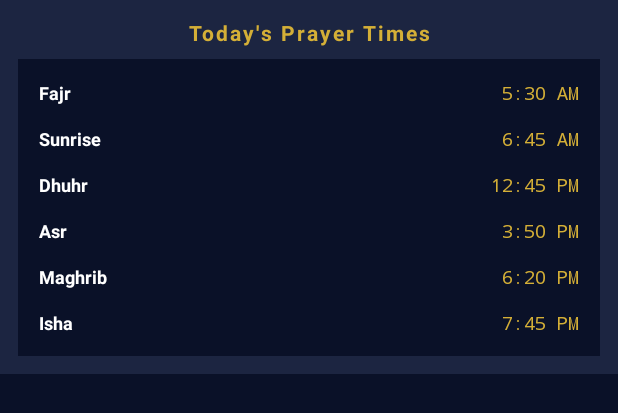
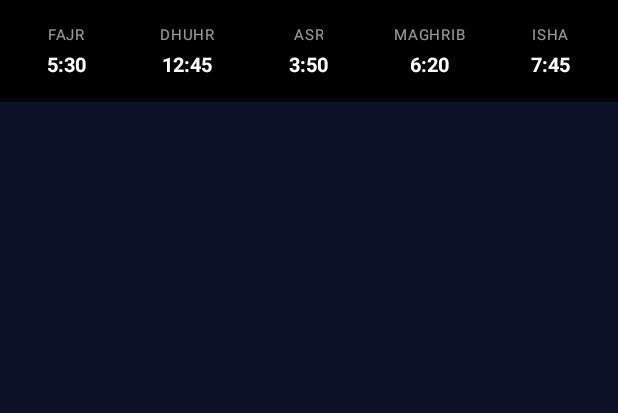
Before and after one commit to taslimmuhammed/qibla_finder, an Android app built with Jetpack Compose: the layout notification_prayer_times.xml on its own in the app's theme, with its tools: preview values and no code run, on a phone screen of 412 x 824 dp. Shown: the top 413 px of the screen. Run offline under Robolectric (Android 15) with nearby library versions, the phone set to English and light mode, and no system bars.

Commit message:
notification perfect

```diff
--- a/app/build.gradle.kts
+++ b/app/build.gradle.kts
@@ -22,7 +22,8 @@ android {
 
     buildTypes {
         release {
-            isMinifyEnabled = false
+            isMinifyEnabled = true
+            isShrinkResources = true
             proguardFiles(
                 getDefaultProguardFile("proguard-android-optimize.txt"),
                 "proguard-rules.pro"
--- a/app/src/main/java/com/example/qiblafinder/Prayertimesnotificationservice.kt
+++ b/app/src/main/java/com/example/qiblafinder/Prayertimesnotificationservice.kt
@@ -113,7 +113,6 @@ class PrayerTimesNotificationService : Service() {
             updateNotificationLayout(notificationLayout, location, madhab, calculationMethod)
         } else {
             // Show placeholder
-            notificationLayout.setTextViewText(R.id.notification_title, "Prayer Times")
             notificationLayout.setTextViewText(R.id.fajr_time, "—")
             notificationLayout.setTextViewText(R.id.dhuhr_time, "—")
             notificationLayout.setTextViewText(R.id.asr_time, "—")
@@ -147,40 +146,44 @@ class PrayerTimesNotificationService : Service() {
         params.madhab = madhab
 
         val prayerTimes = PrayerTimes(coordinates, date, params)
-        val timeFormat = SimpleDateFormat("h:mm a", Locale.getDefault())
-        val currentPrayer = prayerTimes.currentPrayer()
+        val timeFormat = SimpleDateFormat("h:mm", Locale.getDefault())
         val nextPrayer = prayerTimes.nextPrayer()
-
-        // Set title
-        layout.setTextViewText(R.id.notification_title, "Today's Prayer Times")
 
         // Set prayer times
         layout.setTextViewText(R.id.fajr_time, timeFormat.format(prayerTimes.fajr))
-        layout.setTextViewText(R.id.sunrise_time, timeFormat.format(prayerTimes.sunrise))
         layout.setTextViewText(R.id.dhuhr_time, timeFormat.format(prayerTimes.dhuhr))
         layout.setTextViewText(R.id.asr_time, timeFormat.format(prayerTimes.asr))
         layout.setTextViewText(R.id.maghrib_time, timeFormat.format(prayerTimes.maghrib))
         layout.setTextViewText(R.id.isha_time, timeFormat.format(prayerTimes.isha))
 
-        // Reset all backgrounds to default
-        layout.setInt(R.id.fajr_container, "setBackgroundColor", android.graphics.Color.TRANSPARENT)
-        layout.setInt(R.id.sunrise_container, "setBackgroundColor", android.graphics.Color.TRANSPARENT)
-        layout.setInt(R.id.dhuhr_container, "setBackgroundColor", android.graphics.Color.TRANSPARENT)
-        layout.setInt(R.id.asr_container, "setBackgroundColor", android.graphics.Color.TRANSPARENT)
-        layout.setInt(R.id.maghrib_container, "setBackgroundColor", android.graphics.Color.TRANSPARENT)
-        layout.setInt(R.id.isha_container, "setBackgroundColor", android.graphics.Color.TRANSPARENT)
+        // Prayer data: container ID, label ID, time ID
+        data class PrayerViewIds(val container: Int, val label: Int, val time: Int)
+        val prayerViews = mapOf(
+            Prayer.FAJR to PrayerViewIds(R.id.fajr_container, R.id.fajr_label, R.id.fajr_time),
+            Prayer.DHUHR to PrayerViewIds(R.id.dhuhr_container, R.id.dhuhr_label, R.id.dhuhr_time),
+            Prayer.ASR to PrayerViewIds(R.id.asr_container, R.id.asr_label, R.id.asr_time),
+            Prayer.MAGHRIB to PrayerViewIds(R.id.maghrib_container, R.id.maghrib_label, R.id.maghrib_time),
+            Prayer.ISHA to PrayerViewIds(R.id.isha_container, R.id.isha_label, R.id.isha_time)
+        )
 
-        // Highlight next prayer with cyan color
-        nextPrayer?.let { prayer ->
-            val highlightColor = android.graphics.Color.parseColor("#3300D9FF") // Cyan with transparency
-            when (prayer) {
-                Prayer.FAJR -> layout.setInt(R.id.fajr_container, "setBackgroundColor", highlightColor)
-                Prayer.SUNRISE -> layout.setInt(R.id.sunrise_container, "setBackgroundColor", highlightColor)
-                Prayer.DHUHR -> layout.setInt(R.id.dhuhr_container, "setBackgroundColor", highlightColor)
-                Prayer.ASR -> layout.setInt(R.id.asr_container, "setBackgroundColor", highlightColor)
-                Prayer.MAGHRIB -> layout.setInt(R.id.maghrib_container, "setBackgroundColor", highlightColor)
-                Prayer.ISHA -> layout.setInt(R.id.isha_container, "setBackgroundColor", highlightColor)
-                else -> {}
+        val defaultLabelColor = android.graphics.Color.parseColor("#99FFFFFF")
+        val defaultTimeColor = android.graphics.Color.parseColor("#FFFFFFFF")
+        val highlightGold = android.graphics.Color.parseColor("#FFD4AF37")
+
+        // Reset all containers and apply highlight to next prayer
+        for ((prayer, ids) in prayerViews) {
+            val isNext = nextPrayer == prayer
+            // If next prayer is SUNRISE, highlight Dhuhr instead
+            val isHighlighted = isNext || (nextPrayer == Prayer.SUNRISE && prayer == Prayer.DHUHR)
+
+            if (isHighlighted) {
+                layout.setInt(ids.container, "setBackgroundResource", R.drawable.notification_highlight_bg)
+                layout.setTextColor(ids.label, highlightGold)
+                layout.setTextColor(ids.time, highlightGold)
+            } else {
+                layout.setInt(ids.container, "setBackgroundColor", android.graphics.Color.TRANSPARENT)
+                layout.setTextColor(ids.label, defaultLabelColor)
+                layout.setTextColor(ids.time, defaultTimeColor)
             }
         }
     }
--- /dev/null
+++ b/app/src/main/res/drawable/notification_highlight_bg.xml
@@ -0,0 +1,9 @@
+<?xml version="1.0" encoding="utf-8"?>
+<shape xmlns:android="http://schemas.android.com/apk/res/android"
+    android:shape="rectangle">
+    <solid android:color="#3300BFA5"/>
+    <corners android:radius="8dp"/>
+    <stroke
+        android:width="1dp"
+        android:color="#6600BFA5"/>
+</shape>
--- a/app/src/main/res/layout/notification_prayer_times.xml
+++ b/app/src/main/res/layout/notification_prayer_times.xml
@@ -2,202 +2,199 @@
 <LinearLayout xmlns:android="http://schemas.android.com/apk/res/android"
     android:layout_width="match_parent"
     android:layout_height="wrap_content"
-    android:orientation="vertical"
-    android:background="#FF1C2541"
-    android:padding="12dp">
+    android:orientation="horizontal"
+    android:background="#FF000000"
+    android:paddingLeft="4dp"
+    android:paddingRight="4dp"
+    android:paddingTop="10dp"
+    android:paddingBottom="10dp"
+    android:baselineAligned="false">
 
-    <!-- Title -->
+    <!-- Hidden title (kept for code compatibility) -->
     <TextView
         android:id="@+id/notification_title"
-        android:layout_width="match_parent"
-        android:layout_height="wrap_content"
-        android:text="Today's Prayer Times"
-        android:textColor="#FFD4AF37"
-        android:textSize="14sp"
-        android:textStyle="bold"
-        android:letterSpacing="0.1"
-        android:layout_marginBottom="8dp"
-        android:gravity="center"/>
+        android:layout_width="0dp"
+        android:layout_height="0dp"
+        android:visibility="gone"/>
 
-    <!-- Prayer Times Grid -->
-    <LinearLayout
-        android:layout_width="match_parent"
-        android:layout_height="wrap_content"
-        android:orientation="vertical"
-        android:background="#FF0A1128"
-        android:padding="8dp">
-
-        <!-- Fajr -->
+    <!-- Fajr Column -->
     <LinearLayout
         android:id="@+id/fajr_container"
-            android:layout_width="match_parent"
-            android:layout_height="wrap_content"
-            android:orientation="horizontal"
-            android:padding="6dp"
-            android:gravity="center_vertical">
-
-            <TextView
         android:layout_width="0dp"
         android:layout_height="wrap_content"
         android:layout_weight="1"
+        android:orientation="vertical"
+        android:gravity="center"
+        android:paddingTop="6dp"
+        android:paddingBottom="6dp"
+        android:layout_marginLeft="2dp"
+        android:layout_marginRight="2dp">
+
+        <TextView
+            android:id="@+id/fajr_label"
+            android:layout_width="wrap_content"
+            android:layout_height="wrap_content"
             android:text="Fajr"
-                android:textColor="#FFFFFFFF"
-                android:textSize="12sp"
-                android:textStyle="bold"/>
+            android:textColor="#99FFFFFF"
+            android:textSize="10sp"
+            android:textAllCaps="true"
+            android:letterSpacing="0.05"
+            android:gravity="center"/>
 
         <TextView
             android:id="@+id/fajr_time"
             android:layout_width="wrap_content"
             android:layout_height="wrap_content"
-                android:text="5:30 AM"
-                android:textColor="#FFD4AF37"
-                android:textSize="12sp"
-                android:fontFamily="monospace"/>
+            android:text="5:30"
+            android:textColor="#FFFFFFFF"
+            android:textSize="13sp"
+            android:textStyle="bold"
+            android:layout_marginTop="3dp"
+            android:gravity="center"/>
     </LinearLayout>
 
-        <!-- Sunrise -->
+    <!-- Dhuhr Column -->
     <LinearLayout
-            android:id="@+id/sunrise_container"
-            android:layout_width="match_parent"
-            android:layout_height="wrap_content"
-            android:orientation="horizontal"
-            android:padding="6dp"
-            android:layout_marginTop="2dp"
-            android:gravity="center_vertical">
-
-            <TextView
+        android:id="@+id/dhuhr_container"
         android:layout_width="0dp"
         android:layout_height="wrap_content"
         android:layout_weight="1"
-                android:text="Sunrise"
-                android:textColor="#FFFFFFFF"
-                android:textSize="12sp"
-                android:textStyle="bold"/>
+        android:orientation="vertical"
+        android:gravity="center"
+        android:paddingTop="6dp"
+        android:paddingBottom="6dp"
+        android:layout_marginLeft="2dp"
+        android:layout_marginRight="2dp">
 
         <TextView
-                android:id="@+id/sunrise_time"
+            android:id="@+id/dhuhr_label"
             android:layout_width="wrap_content"
             android:layout_height="wrap_content"
-                android:text="6:45 AM"
-                android:textColor="#FFD4AF37"
-                android:textSize="12sp"
-                android:fontFamily="monospace"/>
-        </LinearLayout>
-
-        <!-- Dhuhr -->
-        <LinearLayout
-            android:id="@+id/dhuhr_container"
-            android:layout_width="match_parent"
-            android:layout_height="wrap_content"
-            android:orientation="horizontal"
-            android:padding="6dp"
-            android:layout_marginTop="2dp"
-            android:gravity="center_vertical">
-
-            <TextView
-                android:layout_width="0dp"
-                android:layout_height="wrap_content"
-                android:layout_weight="1"
             android:text="Dhuhr"
-                android:textColor="#FFFFFFFF"
-                android:textSize="12sp"
-                android:textStyle="bold"/>
+            android:textColor="#99FFFFFF"
+            android:textSize="10sp"
+            android:textAllCaps="true"
+            android:letterSpacing="0.05"
+            android:gravity="center"/>
 
         <TextView
             android:id="@+id/dhuhr_time"
             android:layout_width="wrap_content"
             android:layout_height="wrap_content"
-                android:text="12:45 PM"
-                android:textColor="#FFD4AF37"
-                android:textSize="12sp"
-                android:fontFamily="monospace"/>
+            android:text="12:45"
+            android:textColor="#FFFFFFFF"
+            android:textSize="13sp"
+            android:textStyle="bold"
+            android:layout_marginTop="3dp"
+            android:gravity="center"/>
     </LinearLayout>
 
-        <!-- Asr -->
+    <!-- Asr Column -->
     <LinearLayout
         android:id="@+id/asr_container"
-            android:layout_width="match_parent"
-            android:layout_height="wrap_content"
-            android:orientation="horizontal"
-            android:padding="6dp"
-            android:layout_marginTop="2dp"
-            android:gravity="center_vertical">
-
-            <TextView
         android:layout_width="0dp"
         android:layout_height="wrap_content"
         android:layout_weight="1"
+        android:orientation="vertical"
+        android:gravity="center"
+        android:paddingTop="6dp"
+        android:paddingBottom="6dp"
+        android:layout_marginLeft="2dp"
+        android:layout_marginRight="2dp">
+
+        <TextView
+            android:id="@+id/asr_label"
+            android:layout_width="wrap_content"
+            android:layout_height="wrap_content"
             android:text="Asr"
-                android:textColor="#FFFFFFFF"
-                android:textSize="12sp"
-                android:textStyle="bold"/>
+            android:textColor="#99FFFFFF"
+            android:textSize="10sp"
+            android:textAllCaps="true"
+            android:letterSpacing="0.05"
+            android:gravity="center"/>
 
         <TextView
             android:id="@+id/asr_time"
             android:layout_width="wrap_content"
             android:layout_height="wrap_content"
-                android:text="3:50 PM"
-                android:textColor="#FFD4AF37"
-                android:textSize="12sp"
-                android:fontFamily="monospace"/>
+            android:text="3:50"
+            android:textColor="#FFFFFFFF"
+            android:textSize="13sp"
+            android:textStyle="bold"
+            android:layout_marginTop="3dp"
+            android:gravity="center"/>
     </LinearLayout>
 
-        <!-- Maghrib -->
+    <!-- Maghrib Column -->
     <LinearLayout
         android:id="@+id/maghrib_container"
-            android:layout_width="match_parent"
-            android:layout_height="wrap_content"
-            android:orientation="horizontal"
-            android:padding="6dp"
-            android:layout_marginTop="2dp"
-            android:gravity="center_vertical">
-
-            <TextView
         android:layout_width="0dp"
         android:layout_height="wrap_content"
         android:layout_weight="1"
+        android:orientation="vertical"
+        android:gravity="center"
+        android:paddingTop="6dp"
+        android:paddingBottom="6dp"
+        android:layout_marginLeft="2dp"
+        android:layout_marginRight="2dp">
+
+        <TextView
+            android:id="@+id/maghrib_label"
+            android:layout_width="wrap_content"
+            android:layout_height="wrap_content"
             android:text="Maghrib"
-                android:textColor="#FFFFFFFF"
-                android:textSize="12sp"
-                android:textStyle="bold"/>
+            android:textColor="#99FFFFFF"
+            android:textSize="10sp"
+            android:textAllCaps="true"
+            android:letterSpacing="0.05"
+            android:gravity="center"/>
 
         <TextView
             android:id="@+id/maghrib_time"
             android:layout_width="wrap_content"
             android:layout_height="wrap_content"
-                android:text="6:20 PM"
-                android:textColor="#FFD4AF37"
-                android:textSize="12sp"
-                android:fontFamily="monospace"/>
+            android:text="6:20"
+            android:textColor="#FFFFFFFF"
+            android:textSize="13sp"
+            android:textStyle="bold"
+            android:layout_marginTop="3dp"
+            android:gravity="center"/>
     </LinearLayout>
 
-        <!-- Isha -->
+    <!-- Isha Column -->
     <LinearLayout
         android:id="@+id/isha_container"
-            android:layout_width="match_parent"
-            android:layout_height="wrap_content"
-            android:orientation="horizontal"
-            android:padding="6dp"
-            android:layout_marginTop="2dp"
-            android:gravity="center_vertical">
-
-            <TextView
         android:layout_width="0dp"
         android:layout_height="wrap_content"
         android:layout_weight="1"
+        android:orientation="vertical"
+        android:gravity="center"
+        android:paddingTop="6dp"
+        android:paddingBottom="6dp"
+        android:layout_marginLeft="2dp"
+        android:layout_marginRight="2dp">
+
+        <TextView
+            android:id="@+id/isha_label"
+            android:layout_width="wrap_content"
+            android:layout_height="wrap_content"
             android:text="Isha"
-                android:textColor="#FFFFFFFF"
-                android:textSize="12sp"
-                android:textStyle="bold"/>
+            android:textColor="#99FFFFFF"
+            android:textSize="10sp"
+            android:textAllCaps="true"
+            android:letterSpacing="0.05"
+            android:gravity="center"/>
 
         <TextView
             android:id="@+id/isha_time"
             android:layout_width="wrap_content"
             android:layout_height="wrap_content"
-                android:text="7:45 PM"
-                android:textColor="#FFD4AF37"
-                android:textSize="12sp"
-                android:fontFamily="monospace"/>
+            android:text="7:45"
+            android:textColor="#FFFFFFFF"
+            android:textSize="13sp"
+            android:textStyle="bold"
+            android:layout_marginTop="3dp"
+            android:gravity="center"/>
     </LinearLayout>
+
 </LinearLayout>
-</LinearLayout>
```
Lines whose indentation alone changed are shown as unchanged.
